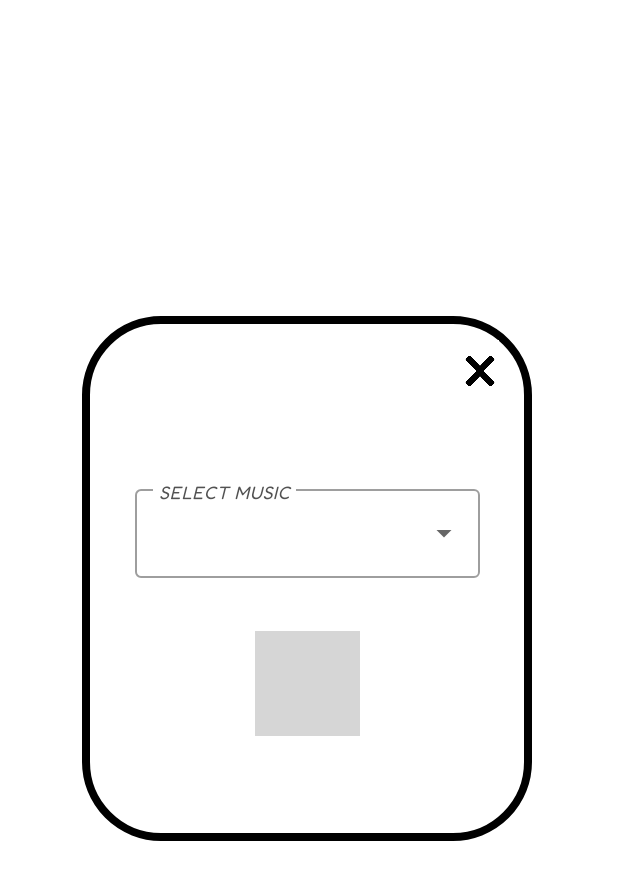
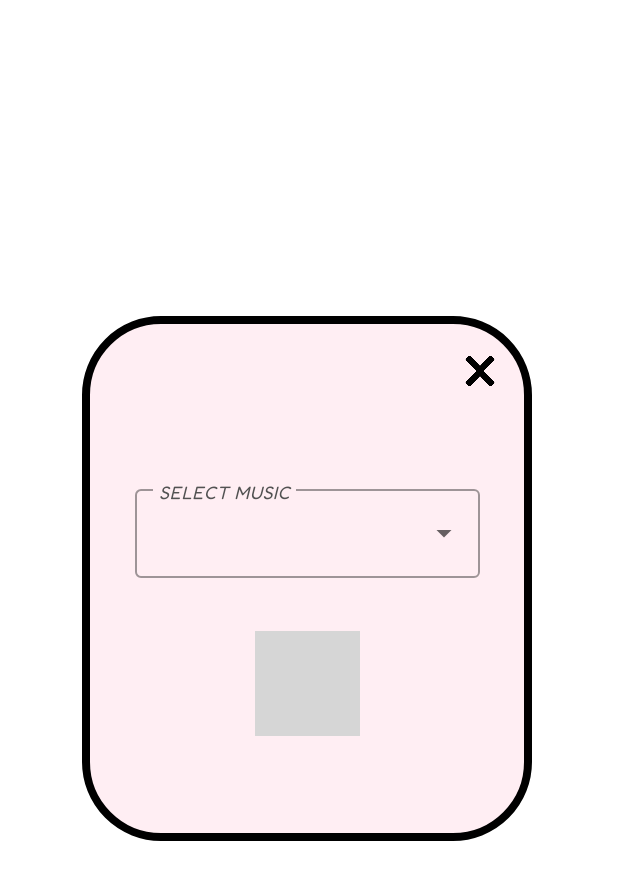
Before and after one commit to clarine24/SEGP_G11B, an Android app: the layout music_pop_up.xml on its own in the app's theme, with its tools: preview values and no code run, on a phone screen of 412 x 824 dp. Shown: the top 880 px of the screen. Run offline under Robolectric (Android 15) with nearby library versions, the phone set to English and light mode, and no system bars; grey boxes are pictures that could not be loaded.

Commit message:
change the background of background to pink

```diff
--- a/app/src/main/res/drawable/bt_box_white_fill.xml
+++ b/app/src/main/res/drawable/bt_box_white_fill.xml
@@ -3,7 +3,7 @@
 
     <item>
         <shape android:shape="rectangle">
-            <solid android:color="@android:color/white"></solid>
+            <solid android:color="@color/light_pink"></solid>
             <stroke android:width="5dp"></stroke>
             <corners android:radius="50dp"></corners>
 
--- a/app/src/main/res/layout/music_pop_up.xml
+++ b/app/src/main/res/layout/music_pop_up.xml
@@ -17,13 +17,14 @@
         app:layout_constraintStart_toStartOf="parent"
         app:layout_constraintTop_toTopOf="parent"
         app:layout_constraintVertical_bias="0.444"
+
         tools:srcCompat="@android:drawable/ic_menu_close_clear_cancel" />
 
     <ImageView
         android:id="@+id/exitbuttonmusic"
         android:layout_width="25dp"
         android:layout_height="41dp"
-        android:background="@color/white"
+        android:background="@android:color/transparent"
         android:clickable="true"
         android:focusable="auto"
         android:src="@drawable/close_icon"
--- a/app/src/main/res/values/popup_string.xml
+++ b/app/src/main/res/values/popup_string.xml
@@ -10,6 +10,7 @@
         \nClarine Tan Kaili
         \nMorhaf Allababidi
         \nMuhammad Danial Amsyar Mohd Razali
+        \nShih Alf Slee
     </string>
 
     <string name="docTitle">Extra Readings</string>
--- a/app/src/main/res/values/themes.xml
+++ b/app/src/main/res/values/themes.xml
@@ -13,4 +13,6 @@
         <item name="android:statusBarColor" tools:targetApi="l">?attr/colorPrimaryVariant</item>
         <!-- Customize your theme here. -->
     </style>
+
+
 </resources>
```
